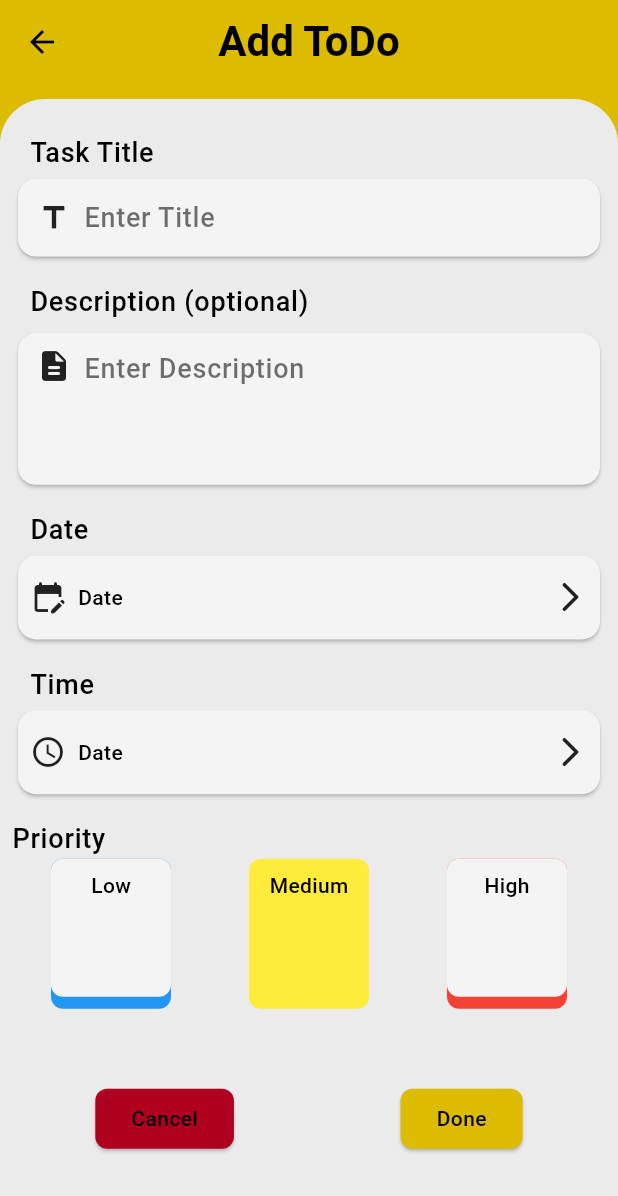
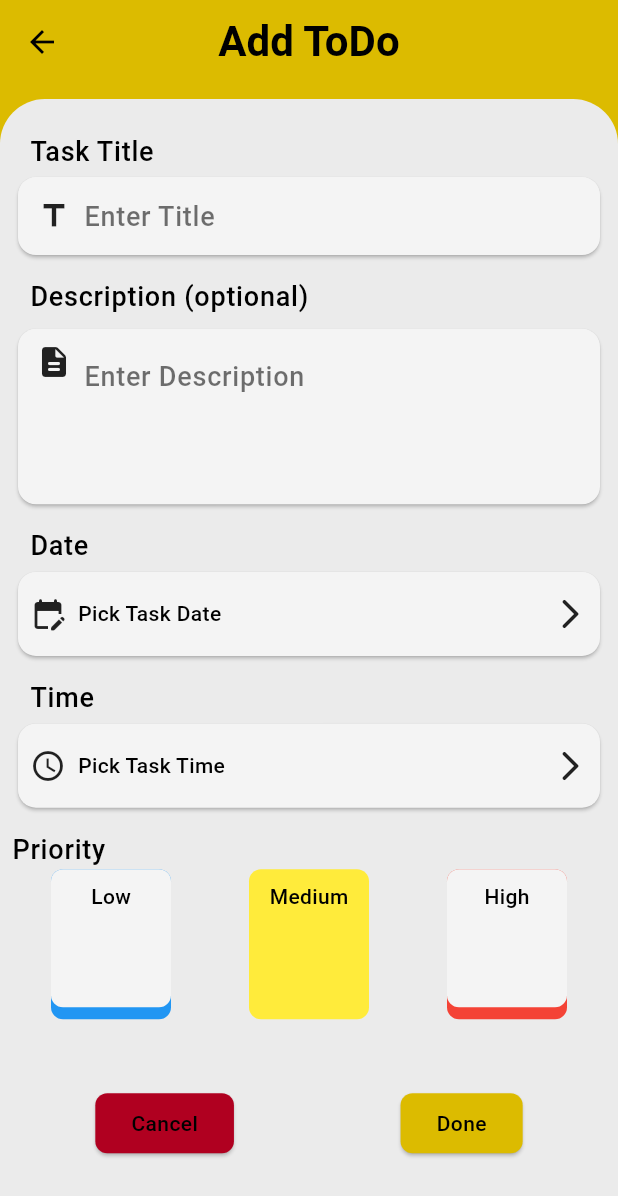
Before and after one commit to Ziad-Gabriel/do-notes, a Flutter app: the AddToDoView screen opened directly, on a phone screen of 412 x 824 dp. Shown: the top 1196 px of the screen. Run offline on Flutter 3.47's test engine with Material 3 defaults, Android fonts, the phone set to English and light mode, and no system bars; our stand-ins replace date_picker_timeline, flutter_riverpod, flutter_speed_dial, google_fonts; Roboto replaces fonts that are missing (Alkatra).

Commit message:
add date and time picker and add some logics

```diff
--- a/lib/core/widgets/app_bars/main_app_bar.dart
+++ b/lib/core/widgets/app_bars/main_app_bar.dart
@@ -12,6 +12,7 @@ AppBar mainAppBar(String title, BuildContext context, WidgetRef ref) {
           MediaQuery.of(context).platformBrightness == Brightness.dark);
   return AppBar(
     title: Text(title, style: Theme.of(context).textTheme.titleLarge),
+    backgroundColor: Theme.of(context).colorScheme.primary,
     actions: [
       IconButton(
         onPressed: () {
--- a/lib/features/add_to_do/view/add_to_do_view.dart
+++ b/lib/features/add_to_do/view/add_to_do_view.dart
@@ -1,3 +1,7 @@
+import 'package:flutter/material.dart';
+import 'package:flutter_riverpod/flutter_riverpod.dart';
+
+import 'package:do_note/features/add_to_do/state/priority_index.dart';
 import 'package:do_note/features/add_to_do/widgets/buttons/cancel/cancel_button.dart';
 import 'package:do_note/features/add_to_do/widgets/buttons/choose_date/choose_date.dart';
 import 'package:do_note/features/add_to_do/widgets/buttons/choose_time/choose_time.dart';
@@ -5,18 +9,30 @@ import 'package:do_note/features/add_to_do/widgets/buttons/done/done_button.dart
 import 'package:do_note/features/add_to_do/widgets/task_priority/priority.dart';
 import 'package:do_note/features/add_to_do/widgets/text_fields/description_text_field/description_text_field.dart';
 import 'package:do_note/features/add_to_do/widgets/text_fields/title_text_field/title_text_field.dart';
-import 'package:flutter/material.dart';
 
-class AddToDoView extends StatefulWidget {
+class AddToDoView extends ConsumerStatefulWidget {
   const AddToDoView({super.key});
 
   @override
-  State<AddToDoView> createState() => _AddToDoViewState();
+  ConsumerState<AddToDoView> createState() => _AddToDoViewState();
 }
 
-class _AddToDoViewState extends State<AddToDoView> {
+class _AddToDoViewState extends ConsumerState<AddToDoView> {
+  final TextEditingController titleController = TextEditingController();
+  final TextEditingController desController = TextEditingController();
+  DateTime? date;
+  TimeOfDay? time;
+
+  @override
+  void dispose() {
+    titleController.dispose();
+    desController.dispose();
+    super.dispose();
+  }
+
   @override
   Widget build(BuildContext context) {
+    final priority = ref.watch(priorityProvider);
     return Scaffold(
       resizeToAvoidBottomInset: false,
       appBar: AppBar(
@@ -52,15 +68,37 @@ class _AddToDoViewState extends State<AddToDoView> {
               child: Column(
                 mainAxisAlignment: MainAxisAlignment.spaceAround,
                 children: [
-                  TitleTextField(),
-                  DescriptionTextField(),
-                  ChooseDate(),
-                  ChooseTime(),
+                  TitleTextField(titleController: titleController),
+                  DescriptionTextField(desController: desController),
+                  ChooseDate(
+                    selectedDate: date,
+                    onDatePicked: (selectedDate) {
+                      setState(() {
+                        date = selectedDate;
+                      });
+                    },
+                  ),
+                  ChooseTime(
+                    selectedTime: time,
+                    onTimePicked: (selectedTime) {
+                      setState(() {
+                        time = selectedTime;
+                      });
+                    },
+                  ),
                   TaskPriority(),
                   SizedBox(height: 25),
                   Row(
                     mainAxisAlignment: MainAxisAlignment.spaceAround,
-                    children: [CancelButton(), DoneButton()],
+                    children: [
+                      CancelButton(),
+                      DoneButton(
+                        title: titleController,
+                        description: desController,
+                        // date: DateTime(date.year),
+                        priority: priority,
+                      ),
+                    ],
                   ),
                   SizedBox(height: 20),
                 ],
--- a/lib/features/add_to_do/widgets/buttons/choose_date/choose_date.dart
+++ b/lib/features/add_to_do/widgets/buttons/choose_date/choose_date.dart
@@ -1,7 +1,16 @@
+import 'package:do_note/features/add_to_do/widgets/date_time_pickers/date_picker/date_picker.dart';
 import 'package:flutter/material.dart';
+import 'package:intl/intl.dart';
 
 class ChooseDate extends StatefulWidget {
-  const ChooseDate({super.key});
+  final DateTime? selectedDate;
+  final Function(DateTime) onDatePicked;
+
+  const ChooseDate({
+    super.key,
+    required this.selectedDate,
+    required this.onDatePicked,
+  });
 
   @override
   State<ChooseDate> createState() => _ChooseDateState();
@@ -18,6 +27,12 @@ class _ChooseDateState extends State<ChooseDate> {
           child: Text('Date', style: Theme.of(context).textTheme.bodyLarge),
         ),
         GestureDetector(
+          onTap: () async {
+            DateTime? pickedDate = await showCustomDatePicker(context);
+            if (pickedDate != null) {
+              widget.onDatePicked(pickedDate);
+            }
+          },
           child: Card(
             color: Theme.of(context).colorScheme.surface,
             child: Padding(
@@ -31,7 +46,11 @@ class _ChooseDateState extends State<ChooseDate> {
                   Expanded(
                     child: Padding(
                       padding: const EdgeInsets.symmetric(horizontal: 8.0),
-                      child: Text('Date'),
+                      child: Text(
+                        widget.selectedDate == null
+                            ? 'Pick Task Date'
+                            : DateFormat.yMMMd().format(widget.selectedDate!),
+                      ),
                     ),
                   ),
                   Icon(Icons.arrow_forward_ios_rounded),
--- a/lib/features/add_to_do/widgets/buttons/choose_time/choose_time.dart
+++ b/lib/features/add_to_do/widgets/buttons/choose_time/choose_time.dart
@@ -1,7 +1,14 @@
+import 'package:do_note/features/add_to_do/widgets/date_time_pickers/time_picker/time_picker.dart';
 import 'package:flutter/material.dart';
 
 class ChooseTime extends StatefulWidget {
-  const ChooseTime({super.key});
+  final TimeOfDay? selectedTime;
+  final Function(TimeOfDay) onTimePicked;
+  const ChooseTime({
+    super.key,
+    required this.selectedTime,
+    required this.onTimePicked,
+  });
 
   @override
   State<ChooseTime> createState() => _ChooseTimeState();
@@ -18,6 +25,12 @@ class _ChooseTimeState extends State<ChooseTime> {
           child: Text('Time', style: Theme.of(context).textTheme.bodyLarge),
         ),
         GestureDetector(
+          onTap: () async {
+            TimeOfDay? pickedTime = await showCustomTimePicker(context);
+            if (pickedTime != null) {
+              widget.onTimePicked(pickedTime);
+            }
+          },
           child: Card(
             color: Theme.of(context).colorScheme.surface,
             child: Padding(
@@ -31,7 +44,11 @@ class _ChooseTimeState extends State<ChooseTime> {
                   Expanded(
                     child: Padding(
                       padding: const EdgeInsets.symmetric(horizontal: 8.0),
-                      child: Text('Date'),
+                      child: Text(
+                        widget.selectedTime == null
+                            ? 'Pick Task Time'
+                            : widget.selectedTime!.format(context),
+                      ),
                     ),
                   ),
                   Icon(Icons.arrow_forward_ios_rounded),
--- a/lib/features/add_to_do/widgets/buttons/done/done_button.dart
+++ b/lib/features/add_to_do/widgets/buttons/done/done_button.dart
@@ -1,7 +1,18 @@
 import 'package:flutter/material.dart';
 
 class DoneButton extends StatelessWidget {
-  const DoneButton({super.key});
+  final TextEditingController title;
+  final TextEditingController? description;
+  // final DateTime? date;
+  final int priority;
+
+  const DoneButton({
+    super.key,
+    required this.title,
+    required this.description,
+    // required this.date,
+    required this.priority,
+  });
 
   @override
   Widget build(BuildContext context) {
--- a/lib/features/add_to_do/widgets/text_fields/description_text_field/description_text_field.dart
+++ b/lib/features/add_to_do/widgets/text_fields/description_text_field/description_text_field.dart
@@ -1,7 +1,8 @@
 import 'package:flutter/material.dart';
 
 class DescriptionTextField extends StatefulWidget {
-  const DescriptionTextField({super.key});
+  final TextEditingController desController;
+  const DescriptionTextField({super.key, required this.desController});
 
   @override
   State<DescriptionTextField> createState() => _DescriptionTextFieldState();
@@ -38,8 +39,9 @@ class _DescriptionTextFieldState extends State<DescriptionTextField> {
                 ),
                 Expanded(
                   child: Padding(
-                    padding: const EdgeInsets.symmetric(horizontal: 8.0),
+                    padding: const EdgeInsets.all(8.0),
                     child: TextField(
+                      controller: widget.desController,
                       maxLines: 3,
                       decoration: InputDecoration(
                         border: InputBorder.none,
--- a/lib/features/add_to_do/widgets/text_fields/title_text_field/title_text_field.dart
+++ b/lib/features/add_to_do/widgets/text_fields/title_text_field/title_text_field.dart
@@ -1,7 +1,9 @@
 import 'package:flutter/material.dart';
 
 class TitleTextField extends StatefulWidget {
-  const TitleTextField({super.key});
+
+  final TextEditingController titleController;
+  const TitleTextField({super.key,required this.titleController});
 
   @override
   State<TitleTextField> createState() => _TitleTextFieldState();
@@ -41,6 +43,7 @@ class _TitleTextFieldState extends State<TitleTextField> {
                   child: Padding(
                     padding: const EdgeInsets.symmetric(horizontal: 8.0),
                     child: TextField(
+                      controller: widget.titleController,
                       decoration: InputDecoration(
                         border: InputBorder.none,
                         enabledBorder: InputBorder.none,
--- a/lib/features/todo/view/todo_view.dart
+++ b/lib/features/todo/view/todo_view.dart
@@ -36,9 +36,8 @@ class _ToDoViewState extends ConsumerState<ToDoView> {
     return Column(
       children: [
         DateSelection(),
-        Divider(),
         Padding(
-          padding: const EdgeInsets.only(left: 40.0, right: 40.0),
+          padding: const EdgeInsets.symmetric(horizontal: 40.0, vertical: 10.0),
           child: NavTopBarContainer(controller: controller),
         ),
         Expanded(
```
Also changed, not shown: lib/features/add_to_do/widgets/date_time_pickers/date_picker/date_picker.dart (added, +9 -0 lines), lib/features/add_to_do/widgets/date_time_pickers/time_picker/time_picker.dart (added, +8 -0 lines), lib/features/todo/widgets/date_selection.dart (+12 -8 lines), pubspec.lock, 2 other files.
